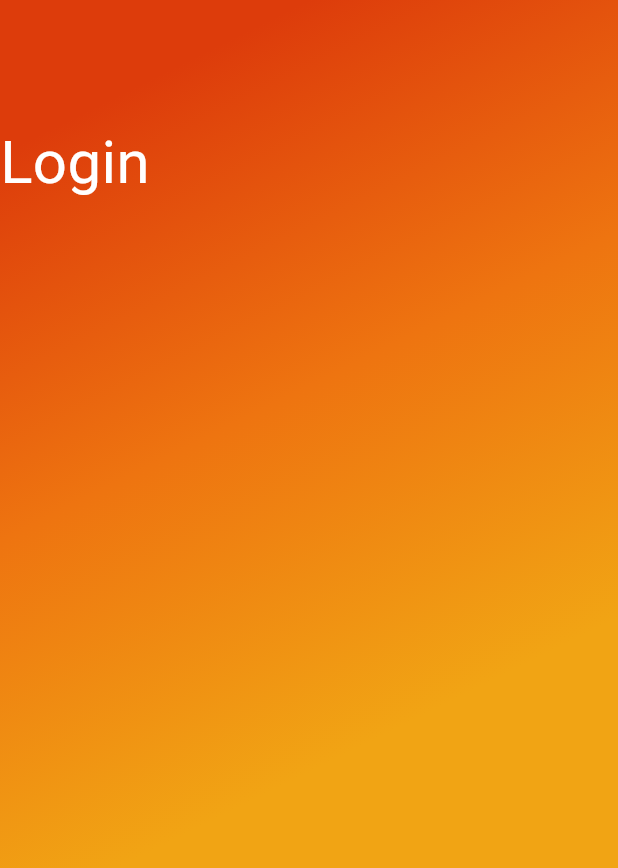
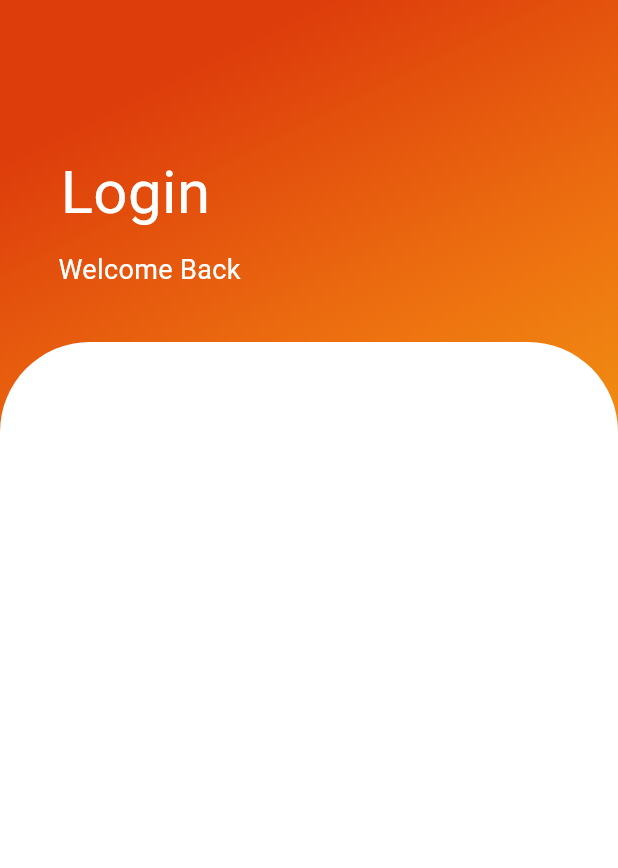
Before and after one commit to Vishnuka084/LoginPage_UI, a Flutter app: the screen it shows after launch, on a phone screen of 412 x 824 dp. Shown: the top 868 px of the screen. Run offline on Flutter 3.47's test engine with Material 3 defaults, Android fonts, the phone set to English and light mode, and no system bars.

Commit message:
update frame and set up

```diff
--- a/lib/main.dart
+++ b/lib/main.dart
@@ -28,8 +28,26 @@ class HomePage extends StatelessWidget {
           crossAxisAlignment: CrossAxisAlignment.start,
           children: <Widget>[
             SizedBox(height: 80,),
-            Text("Login", style: TextStyle(color: Colors.white, fontSize: 40),)
-          ,]
+            Padding(padding: EdgeInsets.all(20),
+            child: Column(
+              children: <Widget>[
+                Text("Login", style: TextStyle(color: Colors.white, fontSize: 40),),
+                SizedBox(height: 10,),
+                Text("    Welcome Back", style: TextStyle(color: Colors.white, fontSize: 18),),
+              ],
+            ),
+            ),
+            SizedBox(height: 15,),
+            Expanded(
+              child: Container(
+                decoration: BoxDecoration(
+                  color: Colors.white,
+                  borderRadius: BorderRadius.only(topLeft: Radius.circular(60),topRight: Radius.circular(60))
+
+                ),
+              ),
+            )
+          ]
         ),
       ),
     );
```
